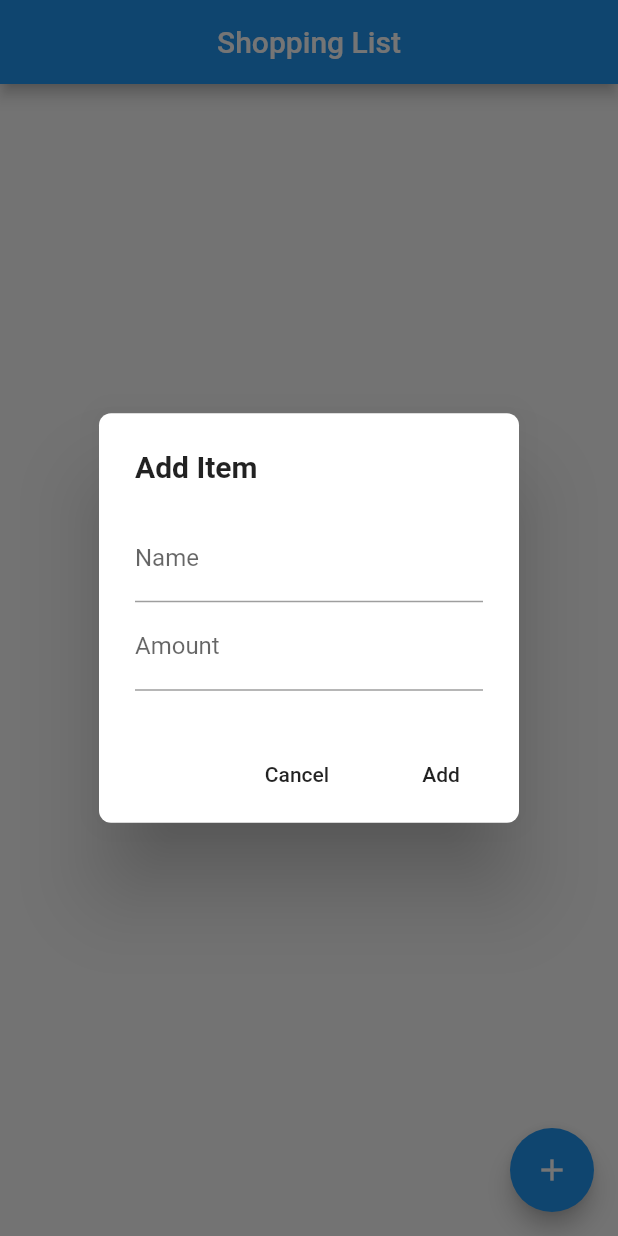
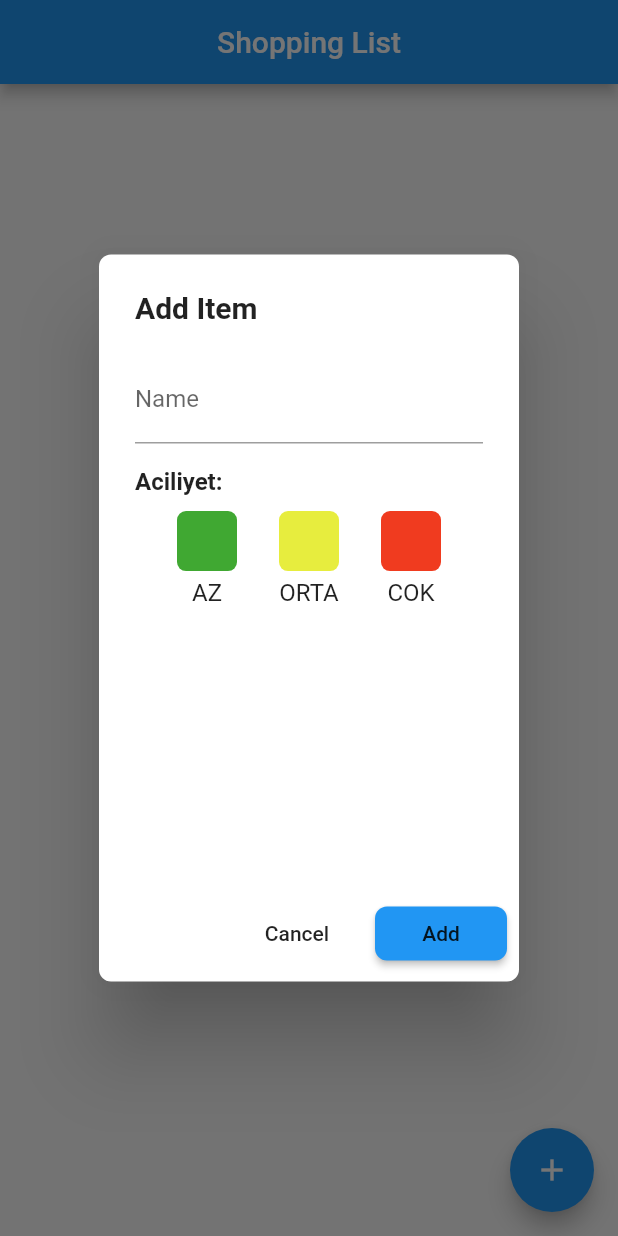
Before and after one commit to ahmetakil/shopping_list, a Flutter app: the screen it shows after launch, after a tap on the "add" icon, on a phone screen of 412 x 824 dp. Run offline on Flutter 3.47's test engine with Material 2 defaults, Android fonts, the phone set to English and light mode, and no system bars; our stand-ins replace cloud_firestore; accounts and stored records are empty.

Commit message:
Added web support removed amount field added urgency field used extension with enums

```diff
--- /dev/null
+++ b/lib/itemDialog.dart
@@ -0,0 +1,154 @@
+import 'package:cloud_firestore/cloud_firestore.dart';
+import 'package:flutter/material.dart';
+import 'package:provider/provider.dart';
+import 'package:shopping_list/provider/urgency_provider.dart';
+
+import 'models/urgency.dart';
+
+class ItemDialog extends StatelessWidget {
+  final TextEditingController _nameController = TextEditingController();
+  final _scaffoldKey;
+
+  ItemDialog(this._scaffoldKey);
+
+  @override
+  Widget build(BuildContext context) {
+    return AlertDialog(
+      title: Text(
+        "Add Item",
+        style: TextStyle(
+          fontWeight: FontWeight.bold,
+        ),
+      ),
+      shape: RoundedRectangleBorder(
+        borderRadius: BorderRadius.circular(8),
+      ),
+      content: Container(
+        height: MediaQuery.of(context).size.height * 0.4,
+        child: Column(
+          children: <Widget>[
+            TextField(
+              controller: _nameController,
+              decoration: InputDecoration(
+                labelText: "Name",
+              ),
+              onSubmitted: (_) => FocusScope.of(context).unfocus(),
+            ),
+            UrgencyList(),
+          ],
+        ),
+      ),
+      actions: <Widget>[
+        FlatButton(
+          onPressed: () => Navigator.of(context).pop(),
+          child: Text("Cancel"),
+        ),
+        RaisedButton(
+          child: Text("Add"),
+          color: Theme.of(context).primaryColor,
+          shape: RoundedRectangleBorder(
+            borderRadius: BorderRadius.circular(8),
+          ),
+          onPressed: () async {
+            String name = _nameController.text;
+            Urgency urgency =
+                Provider.of<UrgencyProvider>(context, listen: false).urgency;
+            if (_nameController.text.isEmpty ||
+                _nameController.text.length < 1) {
+              _scaffoldKey.currentState.removeCurrentSnackBar();
+              _scaffoldKey.currentState.showSnackBar(SnackBar(
+                content: Text("Lütfen Geçerli Bir İsim Girin"),
+                duration: Duration(seconds: 2),
+              ));
+              return;
+            }
+            final result = await Firestore.instance.collection("items").add({
+              'name': name,
+              'urgency': urgency.value,
+            });
+            _nameController.clear();
+            Navigator.of(context).pop();
+          },
+        )
+      ],
+    );
+  }
+}
+
+class UrgencyList extends StatelessWidget {
+  @override
+  Widget build(BuildContext context) {
+    final urgency = Provider.of<UrgencyProvider>(context).urgency;
+
+    return Container(
+      padding: EdgeInsets.only(top: 16),
+      child: Column(
+        crossAxisAlignment: CrossAxisAlignment.start,
+        children: [
+          Text(
+            "Aciliyet: ",
+            style: TextStyle(fontWeight: FontWeight.bold),
+          ),
+          SizedBox(
+            height: 10,
+          ),
+          Row(
+            mainAxisAlignment: MainAxisAlignment.spaceEvenly,
+            children: [
+              for(Urgency u in Urgency.values)
+                UrgencyBox(u)
+            ],
+          ),
+        ],
+      ),
+    );
+  }
+}
+
+class UrgencyBox extends StatefulWidget {
+  final Urgency urgency;
+
+  UrgencyBox(this.urgency);
+
+  @override
+  _UrgencyBoxState createState() => _UrgencyBoxState();
+}
+
+class _UrgencyBoxState extends State<UrgencyBox> {
+  bool isSelected = false;
+
+  @override
+  Widget build(BuildContext context) {
+    final urgencyProvider = Provider.of<UrgencyProvider>(context);
+
+    return InkWell(
+      onTap: () {
+        Provider.of<UrgencyProvider>(context, listen: false)
+            .setUrgency(widget.urgency);
+      },
+      child: Column(
+        children: [
+          Container(
+            decoration: BoxDecoration(
+              color: widget.urgency.color,
+              borderRadius: BorderRadius.circular(6),
+            ),
+            width: 40,
+            height: 40,
+          ),
+          SizedBox(
+            height: 5,
+          ),
+          Text(
+            widget.urgency.value,
+            style: urgencyProvider.isSelectedUrgency(widget.urgency)
+                ? TextStyle(
+                    color: Theme.of(context).primaryColor,
+                    fontWeight: FontWeight.bold)
+                : TextStyle(),
+          )
+        ],
+      ),
+    );
+  }
+}
--- a/lib/main.dart
+++ b/lib/main.dart
@@ -1,18 +1,28 @@
 import 'package:cloud_firestore/cloud_firestore.dart';
 import 'package:flutter/material.dart';
+import 'package:provider/provider.dart';
+import 'package:shopping_list/models/item.dart';
+import 'package:shopping_list/models/urgency.dart';
+import 'package:shopping_list/provider/urgency_provider.dart';
+
+import 'itemDialog.dart';
+import 'list_item.dart';
 
 void main() => runApp(MyApp());
 
 class MyApp extends StatelessWidget {
   @override
   Widget build(BuildContext context) {
-    return MaterialApp(
-      debugShowCheckedModeBanner: false,
-      title: 'Flutter Demo',
-      theme: ThemeData(
-        primarySwatch: Colors.blue,
+    return ChangeNotifierProvider.value(
+      value: UrgencyProvider(),
+      child: MaterialApp(
+        debugShowCheckedModeBanner: false,
+        title: 'ShoppingList',
+        theme: ThemeData(
+          primarySwatch: Colors.blue,
+        ),
+        home: HomePage(),
       ),
-      home: HomePage(),
     );
   }
 }
@@ -23,8 +33,6 @@ class HomePage extends StatefulWidget {
 }
 
 class _HomePageState extends State<HomePage> {
-  TextEditingController _nameController = TextEditingController();
-  TextEditingController _amountController = TextEditingController();
   final _scaffoldKey = GlobalKey<ScaffoldState>();
 
   @override
@@ -37,71 +45,7 @@ class _HomePageState extends State<HomePage> {
           showDialog(
               context: context,
               barrierDismissible: false,
-              builder: (_) => AlertDialog(
-                    title: Text(
-                      "Add Item",
-                      style: TextStyle(
-                        fontWeight: FontWeight.bold,
-                      ),
-                    ),
-                    shape: RoundedRectangleBorder(
-                      borderRadius: BorderRadius.circular(8),
-                    ),
-                    content: Column(
-                      mainAxisSize: MainAxisSize.min,
-                      children: <Widget>[
-                        TextField(
-                          controller: _nameController,
-                          decoration: InputDecoration(
-                            labelText: "Name",
-                          ),
-                          onSubmitted: (_) => FocusScope.of(context).unfocus(),
-                        ),
-                        TextField(
-                          controller: _amountController,
-                          keyboardType: TextInputType.number,
-                          decoration: InputDecoration(
-                            labelText: "Amount",
-                          ),
-                        ),
-                      ],
-                    ),
-                    actions: <Widget>[
-                      FlatButton(
-                        onPressed: () => Navigator.of(context).pop(),
-                        child: Text("Cancel"),
-                      ),
-                      FlatButton(
-                        child: Text("Add"),
-                        onPressed: () {
-                          print("NAME CONTROLLER -> $_nameController");
-                          String name = _nameController.text ?? "A";
-                          int amount =
-                              int.tryParse(_amountController.text) ?? -1;
-
-                          if (name == "A" ||
-                              name == "" ||
-                              amount == -1 ||
-                              amount < 1) {
-                            _scaffoldKey.currentState.removeCurrentSnackBar();
-                            _scaffoldKey.currentState.showSnackBar(SnackBar(
-                              content: Text("Lütfen Geçerli Değerler Girin"),
-                              duration: Duration(seconds: 2),
-                            ));
-                            return;
-                          }
-                          Firestore.instance.collection("items").add({
-                            'name': name,
-                            'amount': amount,
-                          }).then((_) {
-                            _nameController.clear();
-                            _amountController.clear();
-                            Navigator.of(context).pop();
-                          });
-                        },
-                      )
-                    ],
-                  ));
+              builder: (_) => ItemDialog(_scaffoldKey));
         },
         child: Icon(Icons.add),
       ),
@@ -121,35 +65,25 @@ class _HomePageState extends State<HomePage> {
                     return Text("Error");
                   }
                   if (!snapshot.hasData) {
-                    return CircularProgressIndicator();
+                    return Center(
+                      child: Container(
+                        width: 200,
+                        height: 200,
+                        child: CircularProgressIndicator(),
+                      ),
+                    );
                   }
                   final documents = snapshot.data.documents;
                   return ListView.builder(
                       itemBuilder: (_, index) {
                         final doc = documents[index];
+                        Item item = Item(name: doc["name"],urgency: UrgencyExtension.fromLabel(doc["urgency"]));
                         return Dismissible(
-                          key: ValueKey("${doc["name"]}-${doc["amount"]}"),
+                          key: ValueKey("${doc["name"]}"),
                           onDismissed: (_) {
                             doc.reference.delete();
                           },
-                          child: Container(
-                            margin:
-                                EdgeInsets.symmetric(vertical: 12, horizontal: 4),
-                            padding: EdgeInsets.all(3),
-                            decoration: BoxDecoration(
-                                borderRadius: BorderRadius.circular(12),
-                                border: Border.all(color: Colors.grey)),
-                            child: ListTile(
-                              title: Text(
-                                "${doc["name"]}",
-                                style: TextStyle(
-                                    fontWeight: FontWeight.bold, fontSize: 20),
-                              ),
-                              leading: CircleAvatar(
-                                child: Text("${doc["amount"]}x"),
-                              ),
-                            ),
-                          ),
+                          child: ListItem(item),
                         );
                       },
                       itemCount: documents.length);
--- /dev/null
+++ b/lib/models/item.dart
@@ -0,0 +1,12 @@
+import 'package:shopping_list/models/urgency.dart';
+
+class Item{
+
+  final String name;
+  final Urgency urgency;
+
+  Item({this.name, this.urgency});
+
+
+
+}
--- /dev/null
+++ b/lib/models/urgency.dart
@@ -0,0 +1,36 @@
+import 'package:flutter/material.dart';
+
+enum Urgency{
+  AZ,
+  ORTA,
+  COK
+}
+
+extension UrgencyExtension on Urgency{
+
+  String get value{
+    return this.toString().split(".")[1];
+  }
+
+  Color get color{
+    if(this == Urgency.AZ){
+      return Color(0xff40a832);
+    }
+    if(this == Urgency.ORTA){
+      return Color(0xffe7ed3e);
+    }
+    if(this == Urgency.COK){
+      return Color(0xfff03b1f);
+    }
+    return Colors.black;
+  }
+
+  static Urgency fromLabel(String label){
+    for(Urgency u in Urgency.values){
+      if(u.value == label){
+        return u;
+      }
+    }
+    return null;
+  }
+}
--- /dev/null
+++ b/lib/provider/urgency_provider.dart
@@ -0,0 +1,22 @@
+import 'package:flutter/material.dart';
+import 'package:shopping_list/models/urgency.dart';
+
+class UrgencyProvider with ChangeNotifier{
+
+
+  Urgency _urgency;
+
+  Urgency get urgency{
+    return _urgency;
+  }
+
+  void setUrgency(Urgency newValue){
+    _urgency = newValue;
+    notifyListeners();
+  }
+
+  bool isSelectedUrgency(Urgency urgency){
+    return _urgency == urgency;
+  }
+
+}
--- a/pubspec.yaml
+++ b/pubspec.yaml
@@ -14,14 +14,15 @@ description: A new Flutter project.
 version: 1.0.0+1
 
 environment:
-  sdk: ">=2.1.0 <3.0.0"
+  sdk: ">=2.6.0 <3.0.0"
 
 dependencies:
   flutter:
     sdk: flutter
+  firebase_core:
   cloud_firestore: ^0.13.2+1
   flutter_slidable: ^0.5.4
-
+  provider: ^4.0.5
   # The following adds the Cupertino Icons font to your application.
   # Use with the CupertinoIcons class for iOS style icons.
   cupertino_icons: ^0.1.2
```
Also changed, not shown: lib/list_item.dart (added, +46 -0 lines), pubspec.lock, 37 other files.
